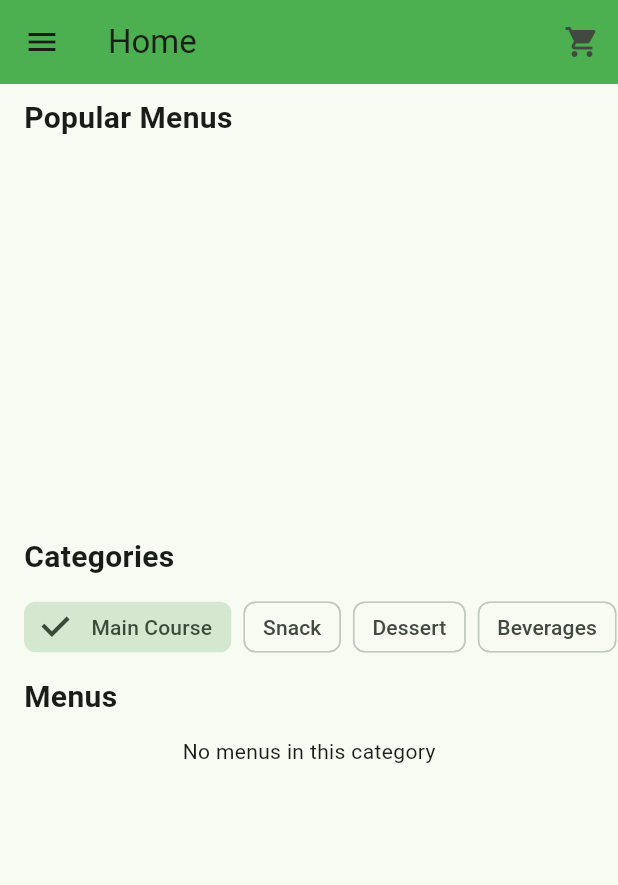
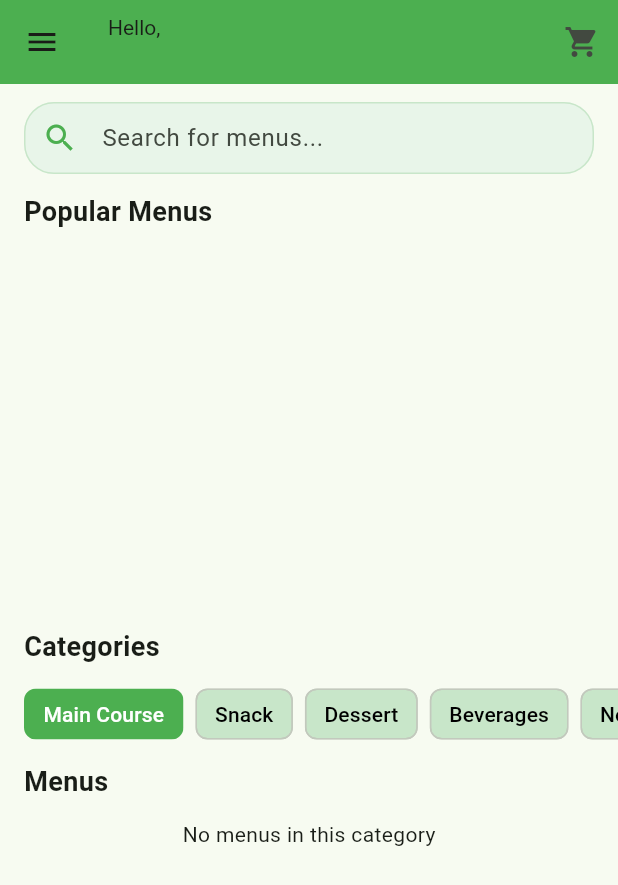
Before and after one commit to itscodemine/foodies, a Flutter app: the screen it shows once a user with an empty profile is signed in, on a phone screen of 412 x 824 dp. Shown: the top 885 px of the screen. Run offline on Flutter 3.47's test engine with Material 3 defaults, Android fonts, the phone set to English and light mode, and no system bars; our stand-ins replace cloud_firestore, firebase_auth, firebase_core; accounts and stored records are empty.

Commit message:
feat: update home screen

```diff
--- a/lib/ui/screens/home_screen.dart
+++ b/lib/ui/screens/home_screen.dart
@@ -1,14 +1,16 @@
+import 'package:firebase_auth/firebase_auth.dart';
 import 'package:flutter/material.dart';
 import 'package:foodies/models/menu_model.dart';
+import 'package:foodies/models/user_model.dart';
 import 'package:foodies/services/auth_services.dart';
 import 'package:foodies/services/menu_services.dart';
 import 'package:foodies/ui/screens/address_screen.dart';
 import 'package:foodies/ui/screens/cart_screen.dart';
-import 'package:foodies/ui/screens/detail_menu_screen.dart';
 import 'package:foodies/ui/screens/favorite_screen.dart';
 import 'package:foodies/ui/screens/login_screen.dart';
 import 'package:foodies/ui/screens/order_history_screen.dart';
 import 'package:foodies/ui/screens/profile_screen.dart';
+import 'package:foodies/ui/widgets/menu_card.dart';
 
 class HomeScreen extends StatefulWidget {
   const HomeScreen({super.key});
@@ -18,6 +20,7 @@ class HomeScreen extends StatefulWidget {
 }
 
 class _HomeScreenState extends State<HomeScreen> {
+  UserModel? _user;
   List<MenuModel> _popularMenus = [];
   bool _isLoading = true;
   final _categories = [
@@ -34,8 +37,17 @@ class _HomeScreenState extends State<HomeScreen> {
   @override
   void initState() {
     super.initState();
+    _fetchUserData();
     _fetchPopularMenus();
     _fetchMenusByCategory(_selectedCategory);
+  }
+
+  Future<void> _fetchUserData() async {
+    final user =
+        await AuthServices().getUser(FirebaseAuth.instance.currentUser!.uid);
+    setState(() {
+      _user = user;
+    });
   }
 
   Future<void> _fetchMenusByCategory(String category) async {
@@ -62,7 +74,23 @@ class _HomeScreenState extends State<HomeScreen> {
   Widget build(BuildContext context) {
     return Scaffold(
       appBar: AppBar(
-        title: const Text('Home'),
+        title: _user != null
+            ? Column(
+                crossAxisAlignment: CrossAxisAlignment.start,
+                children: [
+                  const Text(
+                    'Hello,',
+                    style: TextStyle(fontSize: 14),
+                  ),
+                  Text(
+                    _user!.name,
+                    style: const TextStyle(
+                        fontSize: 16, fontWeight: FontWeight.bold),
+                  ),
+                ],
+              )
+            : null,
+        elevation: 0,
         backgroundColor: Colors.green,
         actions: [
           IconButton(
@@ -80,20 +108,36 @@ class _HomeScreenState extends State<HomeScreen> {
         child: ListView(
           padding: EdgeInsets.zero,
           children: <Widget>[
-            const DrawerHeader(
-              decoration: BoxDecoration(
+            DrawerHeader(
+              padding: const EdgeInsets.symmetric(horizontal: 16.0),
+              decoration: const BoxDecoration(
                 color: Colors.green,
               ),
-              child: Text(
-                'Foodies',
-                style: TextStyle(
-                  color: Colors.white,
-                  fontSize: 24,
-                ),
-              ),
+              child: _user != null
+                  ? Column(
+                      crossAxisAlignment: CrossAxisAlignment.start,
+                      children: [
+                        Text(
+                          'Hello, ${_user!.name}',
+                          style: const TextStyle(
+                            color: Colors.white,
+                            fontSize: 24,
+                          ),
+                        ),
+                        const SizedBox(height: 8.0),
+                        Text(
+                          _user!.email,
+                          style: const TextStyle(
+                            color: Colors.white,
+                            fontSize: 14,
+                          ),
+                        ),
+                      ],
+                    )
+                  : null,
             ),
             ListTile(
-              leading: const Icon(Icons.favorite),
+              leading: const Icon(Icons.favorite_border),
               title: const Text('Favorites'),
               onTap: () {
                 Navigator.push(
@@ -103,7 +147,7 @@ class _HomeScreenState extends State<HomeScreen> {
               },
             ),
             ListTile(
-              leading: const Icon(Icons.person),
+              leading: const Icon(Icons.person_outline),
               title: const Text('Profile'),
               onTap: () {
                 Navigator.push(
@@ -113,7 +157,7 @@ class _HomeScreenState extends State<HomeScreen> {
               },
             ),
             ListTile(
-              leading: const Icon(Icons.location_on),
+              leading: const Icon(Icons.location_on_outlined),
               title: const Text('My Addresses'),
               onTap: () {
                 Navigator.push(
@@ -123,7 +167,7 @@ class _HomeScreenState extends State<HomeScreen> {
               },
             ),
             ListTile(
-              leading: const Icon(Icons.history),
+              leading: const Icon(Icons.history_outlined),
               title: const Text('Order History'),
               onTap: () {
                 Navigator.push(
@@ -134,12 +178,12 @@ class _HomeScreenState extends State<HomeScreen> {
               },
             ),
             ListTile(
-              leading: const Icon(Icons.info),
+              leading: const Icon(Icons.info_outline),
               title: const Text('About Us'),
               onTap: () {},
             ),
             ListTile(
-              leading: const Icon(Icons.logout),
+              leading: const Icon(Icons.logout_outlined),
               title: const Text('Logout'),
               onTap: () async {
                 await AuthServices().signOut();
@@ -156,16 +200,40 @@ class _HomeScreenState extends State<HomeScreen> {
       body: _isLoading
           ? const Center(child: CircularProgressIndicator())
           : SingleChildScrollView(
-              padding: const EdgeInsets.symmetric(vertical: 8.0),
+              padding: const EdgeInsets.symmetric(vertical: 12.0),
               child: Column(
                 crossAxisAlignment: CrossAxisAlignment.start,
                 children: [
+                  Padding(
+                    padding: const EdgeInsets.symmetric(horizontal: 16.0),
+                    child: TextField(
+                      decoration: InputDecoration(
+                        hintText: 'Search for menus...',
+                        prefixIcon: const Icon(Icons.search, color: Colors.green),
+                        fillColor: Colors.green[50],
+                        filled: true,
+                        contentPadding: const EdgeInsets.symmetric(vertical: 0),
+                        enabledBorder: OutlineInputBorder(
+                          borderRadius: BorderRadius.circular(20.0),
+                          borderSide: BorderSide(color: Colors.green[100]!),
+                        ),
+                        focusedBorder: OutlineInputBorder(
+                          borderRadius: BorderRadius.circular(20.0),
+                          borderSide: BorderSide(color: Colors.green[700]!),
+                        ),
+                        border: OutlineInputBorder(
+                          borderRadius: BorderRadius.circular(20.0),
+                        ),
+                      ),
+                    ),
+                  ),
+                  const SizedBox(height: 12.0),
                   const Padding(
                     padding: EdgeInsets.symmetric(horizontal: 16.0),
                     child: Text(
                       'Popular Menus',
                       style:
-                          TextStyle(fontSize: 20, fontWeight: FontWeight.bold),
+                          TextStyle(fontSize: 18, fontWeight: FontWeight.bold),
                     ),
                   ),
                   const SizedBox(height: 12.0),
@@ -179,65 +247,7 @@ class _HomeScreenState extends State<HomeScreen> {
                         final menu = _popularMenus[index];
                         return SizedBox(
                           width: 160,
-                          child: InkWell(
-                            onTap: () {
-                              Navigator.push(
-                                context,
-                                MaterialPageRoute(
-                                  builder: (context) =>
-                                      DetailMenuScreen(menu: menu),
-                                ),
-                              );
-                            },
-                            child: Card(
-                              margin:
-                                  const EdgeInsets.symmetric(horizontal: 4.0),
-                              child: Column(
-                                crossAxisAlignment: CrossAxisAlignment.start,
-                                children: [
-                                  AspectRatio(
-                                    aspectRatio: 16 / 9,
-                                    child: Image.network(
-                                      menu.imageUrl,
-                                      fit: BoxFit.cover,
-                                    ),
-                                  ),
-                                  Padding(
-                                    padding: const EdgeInsets.all(8.0),
-                                    child: Text(
-                                      menu.name,
-                                      style: const TextStyle(
-                                          fontWeight: FontWeight.bold),
-                                      maxLines: 1,
-                                      overflow: TextOverflow.ellipsis,
-                                    ),
-                                  ),
-                                  Padding(
-                                    padding: const EdgeInsets.symmetric(
-                                        horizontal: 8.0),
-                                    child: Text(
-                                      '\$${menu.price.toStringAsFixed(2)}',
-                                      style:
-                                          TextStyle(color: Colors.green[800]),
-                                    ),
-                                  ),
-                                  Padding(
-                                    padding: const EdgeInsets.symmetric(
-                                        horizontal: 8.0, vertical: 4.0),
-                                    child: Row(
-                                      children: [
-                                        const Icon(Icons.star,
-                                            color: Colors.amber, size: 16),
-                                        const SizedBox(width: 4),
-                                        Text(menu.averageRating
-                                            .toStringAsFixed(1)),
-                                      ],
-                                    ),
-                                  ),
-                                ],
-                              ),
-                            ),
-                          ),
+                          child: MenuCard(menu: menu),
                         );
                       },
                     ),
@@ -248,7 +258,7 @@ class _HomeScreenState extends State<HomeScreen> {
                     child: Text(
                       'Categories',
                       style:
-                          TextStyle(fontSize: 20, fontWeight: FontWeight.bold),
+                          TextStyle(fontSize: 18, fontWeight: FontWeight.bold),
                     ),
                   ),
                   const SizedBox(height: 12.0),
@@ -264,8 +274,19 @@ class _HomeScreenState extends State<HomeScreen> {
                           padding: const EdgeInsets.symmetric(horizontal: 4.0),
                           child: ChoiceChip(
                             padding: const EdgeInsets.symmetric(horizontal: 4.0),
-                            label: Text(category),
+                            label: Text(
+                              category,
+                              style: TextStyle(
+                                color: _selectedCategory == category
+                                    ? Colors.white
+                                    : Colors.black,
+                              ),
+                            ),
                             selected: _selectedCategory == category,
+                            backgroundColor: Colors.green[100],
+                            selectedColor: Colors.green,
+                            showCheckmark: false,
+                            pressElevation: 0.0,
                             onSelected: (selected) {
                               if (selected) {
                                 _fetchMenusByCategory(category);
@@ -282,7 +303,7 @@ class _HomeScreenState extends State<HomeScreen> {
                     child: Text(
                       'Menus',
                       style:
-                          TextStyle(fontSize: 20, fontWeight: FontWeight.bold),
+                          TextStyle(fontSize: 18, fontWeight: FontWeight.bold),
                     ),
                   ),
                   const SizedBox(height: 12.0),
@@ -303,67 +324,7 @@ class _HomeScreenState extends State<HomeScreen> {
                               itemCount: _categoryMenus.length,
                               itemBuilder: (context, index) {
                                 final menu = _categoryMenus[index];
-                                return InkWell(
-                                  onTap: () {
-                                    Navigator.push(
-                                      context,
-                                      MaterialPageRoute(
-                                        builder: (context) =>
-                                            DetailMenuScreen(menu: menu),
-                                      ),
-                                    );
-                                  },
-                                  child: Card(
-                                    margin: const EdgeInsets.all(4.0),
-                                    child: Column(
-                                      crossAxisAlignment:
-                                          CrossAxisAlignment.start,
-                                      children: [
-                                        AspectRatio(
-                                          aspectRatio: 16 / 9,
-                                          child: Image.network(
-                                            menu.imageUrl,
-                                            fit: BoxFit.cover,
-                                          ),
-                                        ),
-                                        Padding(
-                                          padding: const EdgeInsets.all(8.0),
-                                          child: Text(
-                                            menu.name,
-                                            style: const TextStyle(
-                                                fontWeight: FontWeight.bold),
-                                            maxLines: 1,
-                                            overflow: TextOverflow.ellipsis,
-                                          ),
-                                        ),
-                                        Padding(
-                                          padding: const EdgeInsets.symmetric(
-                                              horizontal: 8.0),
-                                          child: Text(
-                                            '\$${menu.price.toStringAsFixed(2)}',
-                                            style: TextStyle(
-                                                color: Colors.green[800]),
-                                          ),
-                                        ),
-                                        Padding(
-                                          padding: const EdgeInsets.symmetric(
-                                              horizontal: 8.0,
-                                              vertical: 4.0),
-                                          child: Row(
-                                            children: [
-                                              const Icon(Icons.star,
-                                                  color: Colors.amber,
-                                                  size: 16),
-                                              const SizedBox(width: 4),
-                                              Text(menu.averageRating
-                                                  .toStringAsFixed(1)),
-                                            ],
-                                          ),
-                                        ),
-                                      ],
-                                    ),
-                                  ),
-                                );
+                                return MenuCard(menu: menu);
                               },
                             )
                 ],
```
Also changed, not shown: lib/ui/widgets/menu_card.dart (added, +73 -0 lines).
